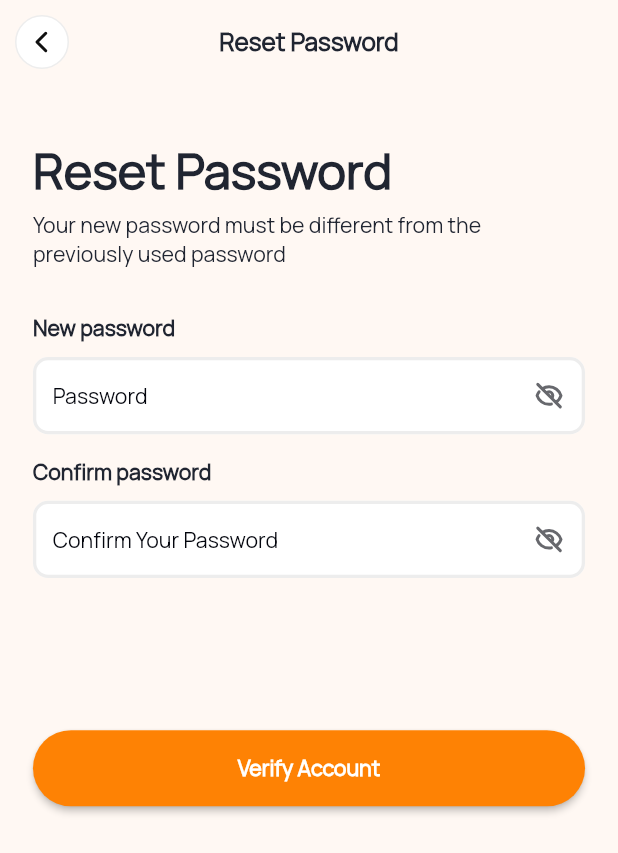
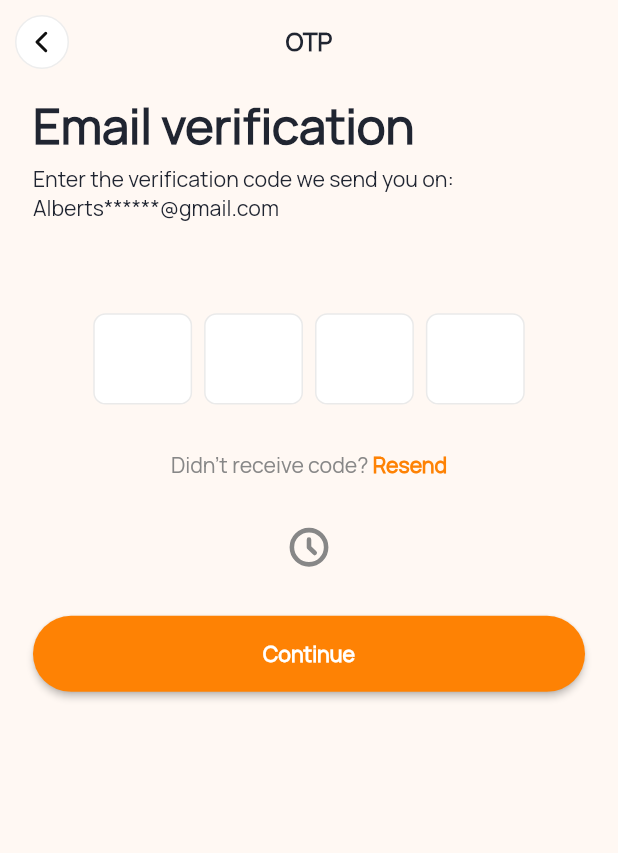
Before and after one commit to Webgenius0/dawgonvegans_app, a Flutter app: the ForgetPasswordScreen screen opened by its route, after a tap on "Continue", on a phone screen of 412 x 824 dp. Shown: the top 853 px of the screen. Run offline on Flutter 3.47's test engine with Material 3 defaults, Android fonts, the phone set to English and light mode, and no system bars; drawn by our look-alikes of auto_animated, pinput; our stand-ins replace buttons_tabbar, cached_network_image, carousel_slider, dio, flashy_tab_bar2, flutter_advanced_switch and 11 more; missing offline and left inert: dotlottie_loader, linear_progress_bar; accounts and stored records are empty; project files that could hold a hidden picture were left out.

```diff
--- a/lib/constants/text_font_style.dart
+++ b/lib/constants/text_font_style.dart
@@ -94,6 +94,22 @@ class TextFontStyle {
     color: AppColors.c202531,
     fontWeight: FontWeight.w600,
   );
+  static final textStyle16c666666ManropeW400 = TextStyle(
+    fontFamily: 'manrope',
+    fontSize: 16.sp,
+    color: AppColors.c666666,
+    fontWeight: FontWeight.w400,
+
+
+  );
+  static final textStyle16cFFFFFFManropeW400 = TextStyle(
+    fontFamily: 'manrope',
+    fontSize: 16.sp,
+    color: AppColors.cFFFFFF,
+    fontWeight: FontWeight.w400,
+
+
+  );
   static final textStyle14c878787ManropeW400 = TextStyle(
     fontFamily: 'manrope',
     fontSize: 14.sp,
@@ -130,6 +146,12 @@ class TextFontStyle {
     fontSize: 24.sp,
     color: AppColors.c36C0DE,
     fontWeight: FontWeight.w600,
+  );
+  static final textStyle24c0F00F0FManropeW400 = TextStyle(
+    fontFamily: 'manrope',
+    fontSize: 24.sp,
+    color: AppColors.c0F0F0F,
+    fontWeight: FontWeight.w400,
   );
   static final textStyle16c00020AManropeW500 = TextStyle(
     fontFamily: 'manrope',
--- a/lib/features/auth/forget_password/forget_screen.dart
+++ b/lib/features/auth/forget_password/forget_screen.dart
@@ -61,7 +61,7 @@ class _ForgetPasswordScreenState extends State<ForgetPasswordScreen> {
                 onPressed: ()  {
                  // if (_formKey.currentState!.validate()) {}
 
-                 NavigationService.navigateTo(Routes.resetPasswordScreen);
+                 NavigationService.navigateTo(Routes.otpScreen);
 
                  /*  await showModalBottomSheet(
                     context: context,
--- /dev/null
+++ b/lib/features/auth/otp/presentaion/otp_screen.dart
@@ -0,0 +1,150 @@
+import 'package:dawgonvegans/common_widgets/custom_appbar.dart';
+import 'package:dawgonvegans/common_widgets/custom_button.dart';
+import 'package:dawgonvegans/gen/assets.gen.dart';
+import 'package:flutter/material.dart';
+import 'package:flutter/services.dart';
+import 'package:flutter_screenutil/flutter_screenutil.dart';
+import 'package:flutter_svg/svg.dart';
+import 'package:pinput/pinput.dart';
+import 'package:provider/provider.dart';
+
+import '../../../../common_widgets/custom_body_text_widget.dart';
+import '../../../../constants/text_font_style.dart';
+import '../../../../gen/colors.gen.dart';
+import '../../../../helpers/all_routes.dart';
+import '../../../../helpers/navigation_service.dart';
+import '../../../../provider/otp_provider.dart';
+import '../widgets/pinput_theme_widget.dart';
+
+class OtpScreen extends StatefulWidget {
+  const OtpScreen({super.key});
+
+  @override
+  State<OtpScreen> createState() => _OtpScreenState();
+}
+
+class _OtpScreenState extends State<OtpScreen> {
+  final _formKey = GlobalKey<FormState>();
+  @override
+  Widget build(BuildContext context) {
+    return Scaffold(
+      appBar: CustomAppBar(text: 'OTP'),
+
+      body: SingleChildScrollView(
+        padding: EdgeInsets.symmetric(horizontal: 20.w),
+        child: Column(
+          spacing: 30.h,
+          children: [
+            CustomBodyTextWidget(
+              titleText: 'Email verification',
+              subTitleText:
+                  "Enter the verification code we send you on: Alberts******@gmail.com",
+            ),
+
+            /// Pinput Form Field
+            Consumer<OtpProvider>(
+              builder: (context, provider, child) {
+                return Align(
+                  alignment: Alignment.center,
+                  child: Form(
+                    key: _formKey,
+                    child: Pinput(
+                      inputFormatters: [
+                        FilteringTextInputFormatter.digitsOnly,
+                        LengthLimitingTextInputFormatter(4),
+                      ],
+                      forceErrorState: provider.isOtpInvalid,
+                      isCursorAnimationEnabled: true,
+                      keyboardType: TextInputType.number,
+                      pinAnimationType: PinAnimationType.slide,
+                      cursor: Container(
+                        width: 2.w,
+                        height: 20.h,
+                        color: Colors.black,
+                      ),
+
+                      animationCurve: Curves.fastEaseInToSlowEaseOut,
+                      textInputAction: TextInputAction.done,
+                      length: 4,
+                      defaultPinTheme: defaultPinTheme,
+                      focusedPinTheme: focusedPinTheme,
+                      submittedPinTheme:
+                          provider.isOtpInvalid
+                              ? errorPinTheme
+                              : defaultPinTheme,
+                      errorPinTheme: errorPinTheme,
+                      pinputAutovalidateMode: PinputAutovalidateMode.onSubmit,
+                      showCursor: true,
+                      onChanged: (pin) {
+                        provider.validateOtp(pin);
+                      },
+                      onCompleted: (pin) {
+                        provider.updateOtp(pin);
+                      },
+                      validator: (pin) {
+                        if (pin == null || pin.isEmpty) {
+                          provider.setOtpInvalid(true);
+                          return 'Please enter the OTP';
+                        } else if (pin.length != 4) {
+                          provider.setOtpInvalid(true);
+                          return 'The OTP must be 4 digits.';
+                        }
+                        provider.setOtpInvalid(false);
+                        return null;
+                      },
+                    ),
+                  ),
+                );
+              },
+            ),
+
+            Text.rich(
+              TextSpan(
+                children: <TextSpan>[
+                  TextSpan(
+                    text: 'Didn’t receive code? ',
+                    style: TextFontStyle.textStyle14cFE8C00ManropeW600.copyWith(
+                      color: AppColors.c878787,
+                      fontSize: 14.sp,
+                      fontWeight: FontWeight.w500,
+                    ),
+                  ),
+                  TextSpan(
+                    text: 'Resend',
+                    style: TextFontStyle.textStyle14cFE8C00ManropeW600.copyWith(
+                      color: AppColors.cFE8204,
+                      fontSize: 14.sp,
+                    ),
+                  ),
+                ],
+              ),
+            ),
+
+            //
+            Row(
+              mainAxisAlignment: MainAxisAlignment.center,
+
+              children: [
+                SvgPicture.asset(
+                  Assets.icons.otpClockIcon,
+                  width: 30.w,
+                  height: 30.h,
+                ),
+
+
+              ],
+            ),
+
+
+            CustomButton(buttonName: 'Continue', onPressed: (){
+
+               NavigationService.navigateTo(Routes.resetPasswordScreen);
+            } ,
+            side: BorderSide.none,
+            ),
+          ],
+        ),
+      ),
+    );
+  }
+}
--- /dev/null
+++ b/lib/features/auth/otp/widgets/pinput_theme_widget.dart
@@ -0,0 +1,38 @@
+import 'package:flutter/material.dart';
+import 'package:flutter_screenutil/flutter_screenutil.dart';
+import 'package:pinput/pinput.dart';
+
+import '../../../../constants/text_font_style.dart';
+import '../../../../gen/colors.gen.dart';
+
+// defaultPin Theme
+final defaultPinTheme = PinTheme(
+  width: 60.w,
+  height: 60.h,
+  textStyle: TextFontStyle.textStyle24c0F00F0FManropeW400,
+
+  decoration: BoxDecoration(
+    border: Border.all(color: AppColors.cEAEAEA),
+    color: AppColors.cFFFFFF,
+    borderRadius: BorderRadius.circular(8.r),
+  ),
+);
+
+// focusedPinTheme
+final focusedPinTheme = defaultPinTheme.copyDecorationWith(
+  border: Border.all(color: AppColors.c36C0DE),
+  color: AppColors.cFFFFFF,
+  borderRadius: BorderRadius.circular(8.r),
+);
+
+// submittedPinTheme
+final submittedPinTheme = defaultPinTheme.copyWith(
+  decoration: defaultPinTheme.decoration!.copyWith(
+    color: const Color.fromARGB(255, 13, 90, 153),
+  ),
+);
+// errrorPin Theme
+final errorPinTheme = defaultPinTheme.copyDecorationWith(
+  border: Border.all(color: Colors.red),
+  borderRadius: BorderRadius.circular(8.r),
+);
--- a/lib/features/auth/reset_password/reset_password_screen.dart
+++ b/lib/features/auth/reset_password/reset_password_screen.dart
@@ -1,6 +1,7 @@
 import 'package:dawgonvegans/common_widgets/custom_text_form_field.dart';
 import 'package:dawgonvegans/constants/text_font_style.dart';
 import 'package:dawgonvegans/constants/validator.dart';
+import 'package:dawgonvegans/helpers/all_routes.dart';
 import 'package:dawgonvegans/helpers/navigation_service.dart';
 import 'package:flutter/material.dart';
 import 'package:flutter_screenutil/flutter_screenutil.dart';
@@ -169,7 +170,7 @@ class _ResetPasswordScreenState extends State<ResetPasswordScreen> {
                                     side: BorderSide.none,
                                     buttonName: 'Continue',
                                     onPressed: () {
-                                      NavigationService.goBack;
+                                      NavigationService.navigateToUntilReplacement(Routes.navigationScreen);
                                     },
                                   ),
                                 ],
--- a/lib/gen/assets.gen.dart
+++ b/lib/gen/assets.gen.dart
@@ -111,6 +111,9 @@ class $AssetsIconsGen {
   /// File path: assets/icons/notification.svg
   String get notification => 'assets/icons/notification.svg';
 
+  /// File path: assets/icons/otp_clock_icon.svg
+  String get otpClockIcon => 'assets/icons/otp_clock_icon.svg';
+
   /// File path: assets/icons/payment_icon.svg
   String get paymentIcon => 'assets/icons/payment_icon.svg';
 
@@ -192,6 +195,7 @@ class $AssetsIconsGen {
     minusIcon,
     nextButton,
     notification,
+    otpClockIcon,
     paymentIcon,
     privacyPolicy,
     profileArrowDown,
--- a/lib/gen/colors.gen.dart
+++ b/lib/gen/colors.gen.dart
@@ -358,6 +358,9 @@ class AppColors {
   /// Color: #FFEA4335
   static const Color cEA4335 = Color(0xFFEA4335);
 
+  /// Color: #FFEAEAEA
+  static const Color cEAEAEA = Color(0xFFEAEAEA);
+
   /// Color: #FFEBEBEB
   static const Color cEBEBEB = Color(0xFFEBEBEB);
 
--- a/lib/helpers/all_routes.dart
+++ b/lib/helpers/all_routes.dart
@@ -7,6 +7,7 @@ import 'package:flutter/cupertino.dart';
 
 import '../features/about_us/about_us_screen.dart';
 import '../features/auth/forget_password/forget_screen.dart';
+import '../features/auth/otp/presentaion/otp_screen.dart';
 import '../features/auth/register/register_screen.dart';
 import '../features/auth/reset_password/reset_password_screen.dart';
 import '../features/community_chat/presentation/community_chat_screen.dart';
@@ -41,6 +42,7 @@ final class Routes {
   static const String communityChatScreen = '/communityChatScreen';
   static const String productDetailsScreen = '/productDetailsScreen';
   static const String favoriteScreen = '/favoriteScreen';
+  static const String otpScreen = '/otpScreen';
 }
 
 final class RouteGenerator {
@@ -159,6 +161,13 @@ final class RouteGenerator {
               settings: settings,
             )
             : CupertinoPageRoute(builder: (context) => FavoriteScreen());
+      case Routes.otpScreen:
+        return Platform.isAndroid
+            ? _FadedTransitionRoute(
+              widget: OtpScreen(),
+              settings: settings,
+            )
+            : CupertinoPageRoute(builder: (context) => OtpScreen());
 
       default:
         return null;
--- a/lib/helpers/register_provider.dart
+++ b/lib/helpers/register_provider.dart
@@ -2,6 +2,7 @@ import 'package:provider/provider.dart';
 
 import '../provider/edit_profile_provider.dart';
 import '../provider/login_provider.dart';
+import '../provider/otp_provider.dart';
 import '../provider/product_details_provider.dart';
 import '../provider/register_provider.dart';
 import '../provider/reset_password_provider.dart';
@@ -21,4 +22,5 @@ var providers = [
   ChangeNotifierProvider<ProductDetailsProvider>(
     create: ((context) => ProductDetailsProvider()),
   ),
+  ChangeNotifierProvider<OtpProvider>(create: ((context) => OtpProvider())),
 ];
--- /dev/null
+++ b/lib/provider/otp_provider.dart
@@ -0,0 +1,32 @@
+import 'package:flutter/material.dart';
+
+class OtpProvider with ChangeNotifier {
+  String _enteredOtp = '';
+
+  String get enteredOtp => _enteredOtp;
+
+  bool _isOtpInvalid = false;
+  bool get isOtpInvalid => _isOtpInvalid;
+
+  void setOtpInvalid(bool value) {
+    _isOtpInvalid = value;
+    notifyListeners();
+  }
+
+  void validateOtp(String pin) {
+    if (pin.length != 4) {
+      setOtpInvalid(true);
+    } else {
+      setOtpInvalid(false);
+    }
+  }
+
+  void updateOtp(String pin) {
+    if (pin.length == 4) {
+      setOtpInvalid(false);
+      _enteredOtp = pin;
+    } else {
+      setOtpInvalid(true);
+    }
+  }
+}
--- a/pubspec.yaml
+++ b/pubspec.yaml
@@ -29,6 +29,7 @@ environment:
 # versions available, run `flutter pub outdated`.
 dependencies:
   auto_animated: ^3.2.0
+  buttons_tabbar: ^1.3.15
   cached_network_image: ^3.4.1
   carousel_slider: ^5.0.0
   cupertino_icons: ^1.0.8
@@ -48,6 +49,7 @@ dependencies:
   intl: ^0.20.2
   linear_progress_bar: ^1.2.0
   lottie: ^3.3.1
+  pinput: ^5.0.1
   provider: ^6.1.5
   rxdart: ^0.28.0
   shimmer: ^3.0.0
```
Also changed, not shown: lib/features/menu/presentation/menu_bar_screen.dart (+150 -53 lines), assets/icons/otp_clock_icon.svg (added), pubspec.lock, 1 other file.
